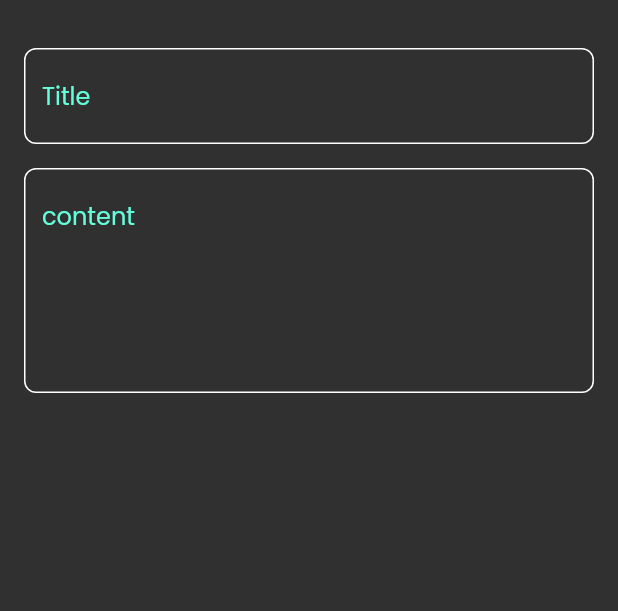
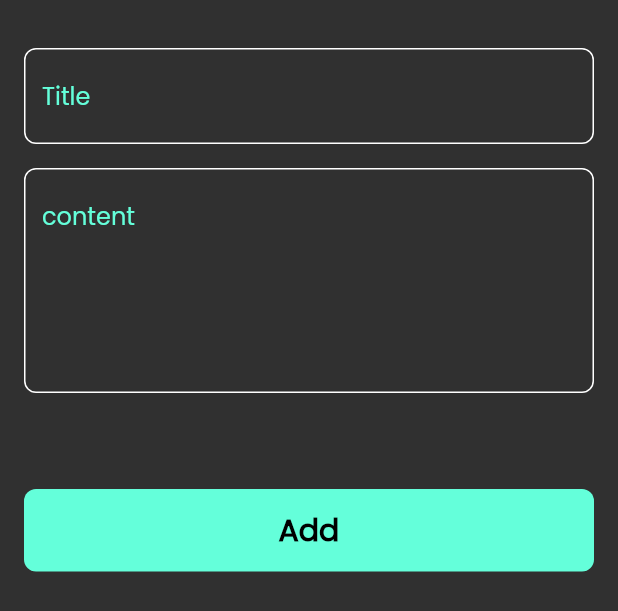
Before and after one commit to FakhrElddin/notes_app, a Flutter app: the AddNoteBottomSheet widget shown alone on an empty page, opened directly, on a phone screen of 412 x 824 dp. Shown: the top 611 px of the screen. Run offline on Flutter 3.47's test engine with Material 2 defaults, Android fonts, the phone set to English and light mode, and no system bars.

Commit message:
finish notes bottom sheet

```diff
--- a/lib/widgets/add_note_bottom_sheet.dart
+++ b/lib/widgets/add_note_bottom_sheet.dart
@@ -1,5 +1,6 @@
 import 'package:flutter/material.dart';
 import 'package:flutter/widgets.dart';
+import 'package:notes_app/widgets/custom_bottom.dart';
 import 'package:notes_app/widgets/custom_text_field.dart';
 
 class AddNoteBottomSheet extends StatelessWidget {
@@ -9,7 +10,8 @@ class AddNoteBottomSheet extends StatelessWidget {
   Widget build(BuildContext context) {
     return const Padding(
       padding:  EdgeInsets.symmetric(horizontal: 16.0),
-      child:  Column(
+      child:  SingleChildScrollView(
+        child: Column(
           children: [
             SizedBox(
               height: 32,
@@ -24,7 +26,15 @@ class AddNoteBottomSheet extends StatelessWidget {
               hintText: 'content',
               maxLines: 5,
             ),
+            SizedBox(
+              height: 64,
+            ),
+            CustomButton(),
+            SizedBox(
+              height: 16,
+            ),
           ],
+        ),
       ),
     );
   }
--- /dev/null
+++ b/lib/widgets/custom_bottom.dart
@@ -0,0 +1,28 @@
+import 'package:flutter/material.dart';
+import 'package:notes_app/constants.dart';
+
+class CustomButton extends StatelessWidget {
+  const CustomButton({super.key});
+
+  @override
+  Widget build(BuildContext context) {
+    return Container(
+      width: MediaQuery.of(context).size.width,
+      height: 55,
+      decoration: BoxDecoration(
+        borderRadius: BorderRadius.circular(8),
+        color: kPrimaryColor,
+      ),
+      child: const Center(
+        child: Text(
+          'Add',
+          style: TextStyle(
+            fontSize: 20,
+            fontWeight: FontWeight.bold,
+            color: Colors.black,
+          ),
+        ),
+      ),
+    );
+  }
+}
--- a/lib/widgets/notes_view_body.dart
+++ b/lib/widgets/notes_view_body.dart
@@ -1,6 +1,5 @@
 import 'package:flutter/material.dart';
 import 'package:notes_app/widgets/custom_app_bar.dart';
-import 'package:notes_app/widgets/custom_note_item.dart';
 import 'package:notes_app/widgets/notes_list_view.dart';
 
 class NotesViewBody extends StatelessWidget {
```
Lines whose indentation alone changed are shown as unchanged.
